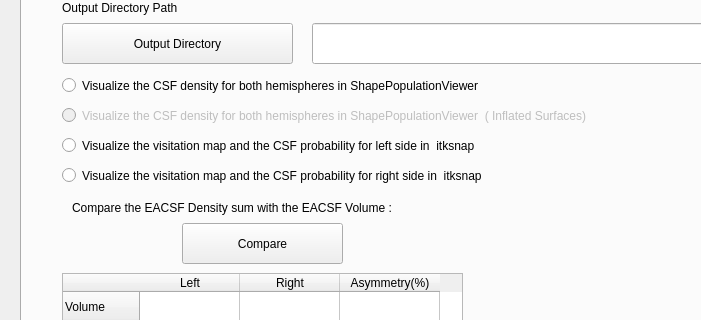
The window that src/app/csfwindow.ui (tahya-deddah/Local_EACSF) describes before a commit, drawn with Qt 5; both pictures show x 0 to 701 and y 82 to 402 of the 994 by 753 pixel window.
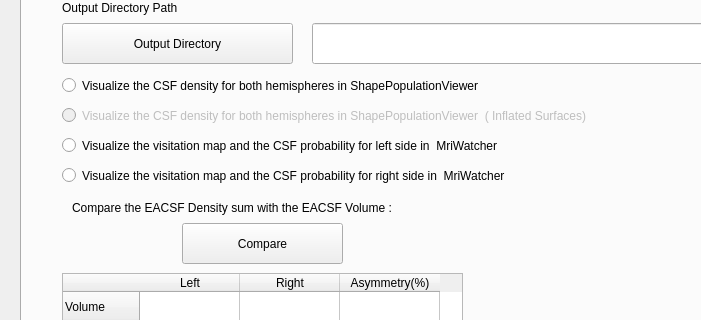
The same window after the commit. The open tabs and pages were chosen to show the change.

```diff
--- a/src/app/csfwindow.ui
+++ b/src/app/csfwindow.ui
@@ -1478,7 +1478,7 @@
        </rect>
       </property>
       <property name="text">
-       <string>Visualize the visitation map and the CSF probability for left side in  itksnap</string>
+       <string>Visualize the visitation map and the CSF probability for left side in  MriWatcher</string>
       </property>
      </widget>
      <widget class="QRadioButton" name="VisualiseRightVisitation">
@@ -1491,7 +1491,7 @@
        </rect>
       </property>
       <property name="text">
-       <string>Visualize the visitation map and the CSF probability for right side in  itksnap</string>
+       <string>Visualize the visitation map and the CSF probability for right side in  MriWatcher</string>
       </property>
      </widget>
      <widget class="QLabel" name="label">
```
Left out of the diff: 2 changed lines with no effect on the pictures.
